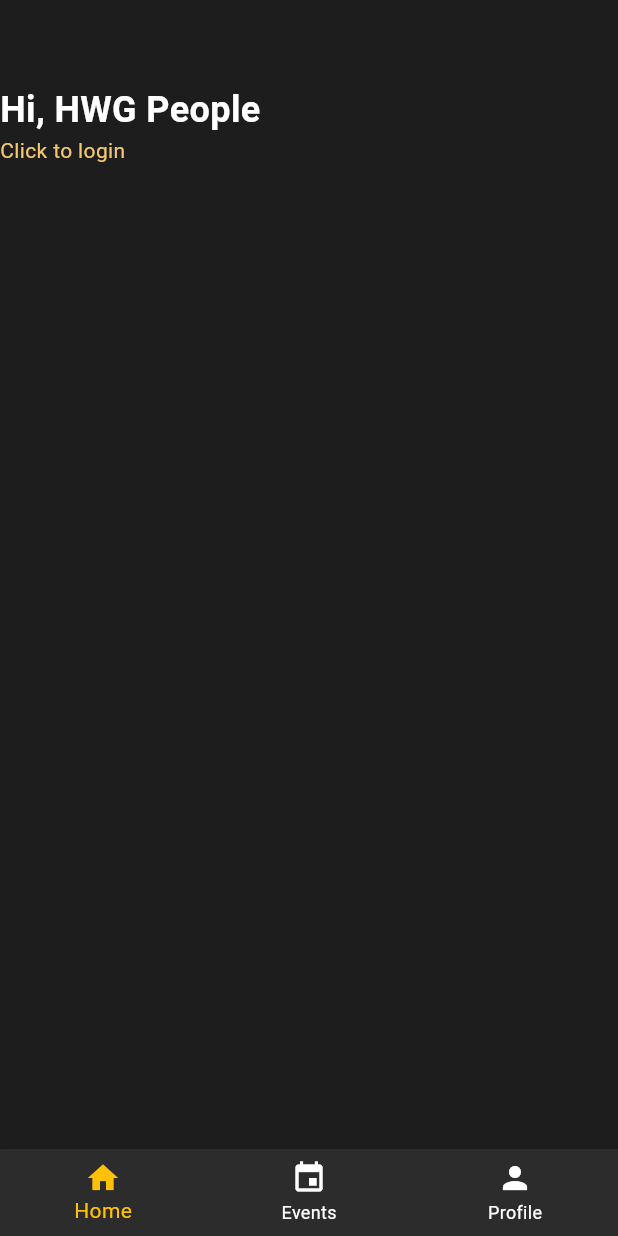
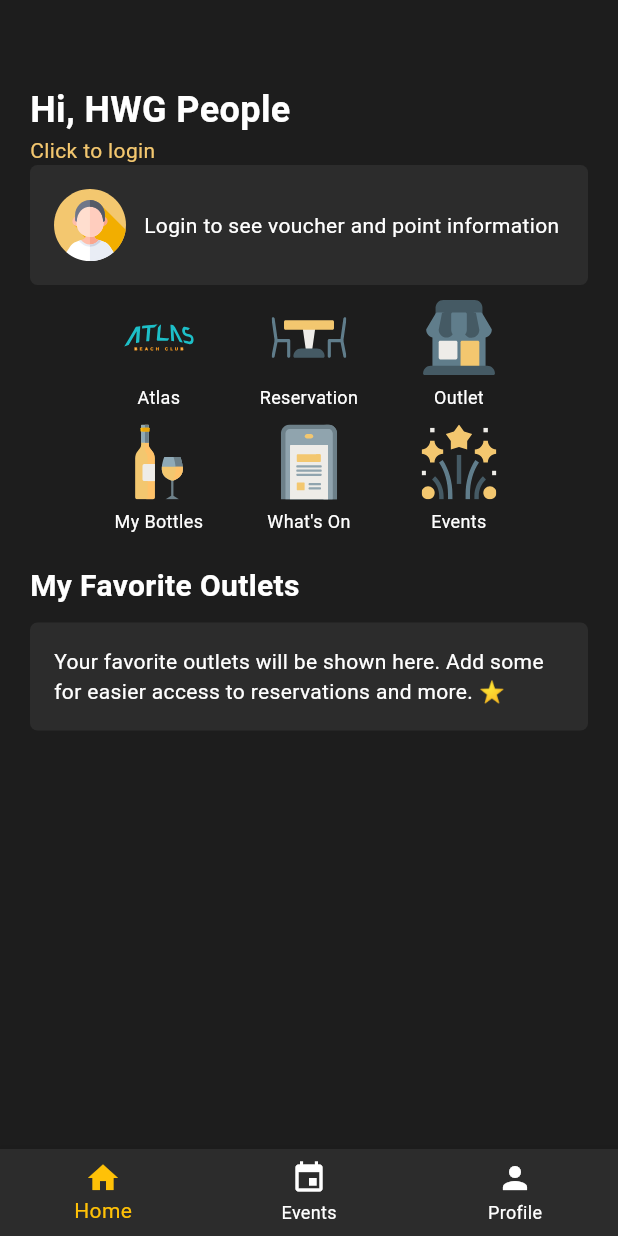
Before and after one commit to azharrizal06/HW-TEST, a Flutter app: the screen it shows after launch, on a phone screen of 412 x 824 dp. Run offline on Flutter 3.47's test engine with Material 3 defaults, Android fonts, the phone set to English and light mode, and no system bars; our stand-ins replace carousel_slider, flutter_svg, get, logger; network calls fail.

Commit message:
fix add charts

```diff
--- /dev/null
+++ b/lib/Url_servies/baseUrl.dart
@@ -0,0 +1,5 @@
+// base url
+var baseUrl = "https://customer.holywings.id/api/v1/";
+
+//endpoint
+var songUrl = "songs/charts/latest";
--- /dev/null
+++ b/lib/Widget/favorit.dart
@@ -0,0 +1,45 @@
+import 'package:flutter/material.dart';
+
+import '../Cons_colors/Cons_colors.dart';
+
+class FavoriteOutletsCard extends StatelessWidget {
+  @override
+  Widget build(BuildContext context) {
+    return Column(
+      crossAxisAlignment: CrossAxisAlignment.start,
+      children: [
+        SizedBox(height: 10),
+        // Judul
+        Text(
+          "My Favorite Outlets",
+          style: heading2,
+        ),
+        SizedBox(height: 10),
+
+        // Card Konten
+        Material(
+          color: kColorBgAccent,
+          borderRadius: BorderRadius.circular(5),
+          child: InkWell(
+            borderRadius: BorderRadius.circular(5),
+            onTap: () {},
+            child: Container(
+              width: double.infinity,
+              padding: EdgeInsets.all(16),
+              decoration: BoxDecoration(
+                // color: kColorBgAccent,
+                borderRadius: BorderRadius.circular(5),
+              ),
+              child: Text(
+                "Your favorite outlets will be shown here. Add some for easier access to reservations and more. ⭐",
+                style: bodyText,
+              ),
+            ),
+          ),
+        ),
+
+        SizedBox(height: 20),
+      ],
+    );
+  }
+}
--- /dev/null
+++ b/lib/Widget/fromloginCart.dart
@@ -0,0 +1,40 @@
+import 'package:flutter/material.dart';
+import 'package:flutter_svg/flutter_svg.dart';
+
+import '../Cons_colors/Cons_colors.dart';
+
+class LoginPromptCard extends StatelessWidget {
+  @override
+  Widget build(BuildContext context) {
+    return Material(
+      color: kColorBgAccent,
+      borderRadius: BorderRadius.circular(5),
+      child: InkWell(
+        borderRadius: BorderRadius.circular(5),
+        onTap: () {},
+        child: Ink(
+          padding: EdgeInsets.all(16),
+          decoration: BoxDecoration(
+            borderRadius: BorderRadius.circular(5),
+          ),
+          child: Row(
+            children: [
+              SvgPicture.asset(
+                'assets/icons/ic_user_login.svg',
+                width: 48,
+                height: 48,
+              ),
+              SizedBox(width: 12), // Jarak antara avatar dan teks
+              Expanded(
+                child: Text(
+                  "Login to see voucher and point information",
+                  style: bodyText,
+                ),
+              ),
+            ],
+          ),
+        ),
+      ),
+    );
+  }
+}
--- /dev/null
+++ b/lib/Widget/icons_menu.dart
@@ -0,0 +1,62 @@
+import 'package:flutter/material.dart';
+import 'package:flutter_svg/flutter_svg.dart';
+import 'package:get/get.dart';
+import 'package:hw_test/home/views/chartview.dart';
+
+class HomeMenu extends StatelessWidget {
+  final List<Map<String, String>> menuItems = [
+    {"title": "Atlas", "image": "assets/icons/ic_atlas_logo.svg"},
+    {"title": "Reservation", "image": "assets/icons/ic_home_reservation.svg"},
+    {"title": "Outlet", "image": "assets/icons/ic_home_outlets.svg"},
+    {"title": "My Bottles", "image": "assets/icons/ic_bottles.svg"},
+    {"title": "What's On", "image": "assets/icons/ic_whatson.svg"},
+    {"title": "Events", "image": "assets/icons/ic_event.svg"},
+  ];
+
+  @override
+  Widget build(BuildContext context) {
+    return Align(
+      alignment: Alignment.center,
+      child: Padding(
+        padding: const EdgeInsets.symmetric(vertical: 10, horizontal: 20),
+        child: Wrap(
+          alignment: WrapAlignment.center, // Pusatkan item
+          spacing: 20, // Jarak antar item horizontal
+          runSpacing: 10, // Jarak antar baris
+          children: menuItems.map((item) => _buildMenuItem(item)).toList(),
+        ),
+      ),
+    );
+  }
+
+  Widget _buildMenuItem(
+    Map<String, String> item,
+  ) {
+    return SizedBox(
+      width: 80, // Tetapkan ukuran agar lebih rapi
+      child: InkWell(
+        onTap: () {
+          Get.to(ChartView());
+        },
+        child: Column(
+          mainAxisSize: MainAxisSize.min,
+          children: [
+            SvgPicture.asset(
+              item["image"]!,
+              width: 50,
+              height: 50,
+            ),
+            SizedBox(height: 6),
+            Text(
+              item["title"]!,
+              textAlign: TextAlign.center,
+              style: TextStyle(color: Colors.white, fontSize: 12),
+              maxLines: 1,
+              overflow: TextOverflow.ellipsis,
+            ),
+          ],
+        ),
+      ),
+    );
+  }
+}
--- a/lib/home/views/homeView.dart
+++ b/lib/home/views/homeView.dart
@@ -1,8 +1,11 @@
-import 'package:carousel_slider/carousel_slider.dart';
 import 'package:flutter/material.dart';
 import 'package:get/get.dart';
 
 import '../../Cons_colors/Cons_colors.dart';
+import '../../Widget/benner.dart';
+import '../../Widget/favorit.dart';
+import '../../Widget/fromloginCart.dart';
+import '../../Widget/icons_menu.dart';
 import '../controller/HomeController.dart';
 
 class MyHomePage extends StatefulWidget {
@@ -24,7 +27,12 @@ class _MyHomePageState extends State<MyHomePage> {
   @override
   Widget build(BuildContext context) {
     return Scaffold(
-        body: Column(crossAxisAlignment: CrossAxisAlignment.start, children: [
+        body: SafeArea(
+      child: SingleChildScrollView(
+        child: Padding(
+          padding: const EdgeInsets.symmetric(horizontal: 20),
+          child:
+              Column(crossAxisAlignment: CrossAxisAlignment.start, children: [
             SizedBox(height: kToolbarHeight),
             Text(
               'Hi, HWG People',
@@ -37,69 +45,13 @@ class _MyHomePageState extends State<MyHomePage> {
                 style: TextStyle(color: kColorPrimary, fontSize: 14),
               ),
             ),
-      HomeBanner2(context),
-    ]));
-  }
-
-  Widget HomeBanner2(BuildContext context) {
-    final HomeController controller = Get.find<HomeController>();
-
-    return Obx(() {
-      if (controller.isLoading.value) {
-        return Center(
-            child: CircularProgressIndicator(
-          color: kColorText,
-        )); // Loading saat get data
-      }
-
-      if (controller.bannerList.isEmpty) {
-        return SizedBox(); // Jika data kosong tampilkan SizedBox()
-      }
-
-      return Column(
-        children: [
-          CarouselSlider(
-            options: CarouselOptions(
-              enlargeCenterPage: true,
-              viewportFraction: 0.9,
-              autoPlay: controller.bannerList.length > 1,
-              onPageChanged: (index, reason) => setState(() {
-                controller.currentIndex.value = index;
-              }),
-            ),
-            items: controller.bannerList.map((banner) {
-              return Container(
-                margin: const EdgeInsets.symmetric(horizontal: 5),
-                decoration: BoxDecoration(
-                  borderRadius: BorderRadius.circular(5),
-                  image: DecorationImage(
-                    image: NetworkImage(banner.imageUrl!),
-                    fit: BoxFit.fill,
+            Bannerhome(),
+            LoginPromptCard(),
+            HomeMenu(),
+            FavoriteOutletsCard()
+          ]),
         ),
       ),
-              );
-            }).toList(),
-          ),
-          SizedBox(height: 10),
-          Row(
-              mainAxisAlignment: MainAxisAlignment.center,
-              children: List.generate(
-                controller.bannerList.length,
-                (index) => AnimatedContainer(
-                  duration: Duration(milliseconds: 300),
-                  margin: EdgeInsets.symmetric(horizontal: 4),
-                  width: controller.currentIndex.value == index ? 12 : 8,
-                  height: 8,
-                  decoration: BoxDecoration(
-                    shape: BoxShape.circle,
-                    color: controller.currentIndex.value == index
-                        ? Colors.amber // Aktif
-                        : Colors.grey, // Tidak aktif
-                  ),
-                ),
-              )),
-        ],
-      );
-    });
+    ));
   }
 }
--- a/lib/main.dart
+++ b/lib/main.dart
@@ -1,4 +1,5 @@
 import 'package:flutter/material.dart';
+import 'package:get/get.dart';
 
 import 'Cons_colors/Cons_colors.dart';
 import 'home/views/dashboard.dart';
@@ -11,7 +12,7 @@ class MyApp extends StatelessWidget {
   const MyApp({super.key});
   @override
   Widget build(BuildContext context) {
-    return MaterialApp(
+    return GetMaterialApp(
       debugShowCheckedModeBanner: false,
       title: 'HW Test',
       theme: ThemeData(
--- a/pubspec.yaml
+++ b/pubspec.yaml
@@ -32,6 +32,7 @@ dependencies:
   cupertino_icons: ^1.0.2
   flutter:
     sdk: flutter
+  flutter_svg: ^2.0.10
   get: ^4.6.6
   http: ^1.1.0
   logger: ^2.5.0
```
Also changed, not shown: lib/Cons_colors/Cons_colors.dart (+7 -1 lines), lib/Widget/benner.dart (added, +74 -0 lines), lib/Widget/buttomMusik.dart (added, +34 -0 lines), lib/home/controller/ChartsController.dart (added, +26 -0 lines), lib/home/controller/HomeController.dart (+20 -0 lines), lib/home/model/Respon_model_charts.dart (added, +133 -0 lines), lib/home/views/chartview.dart (added, +167 -0 lines), pubspec.lock. Lines whose indentation alone changed are shown as unchanged.
